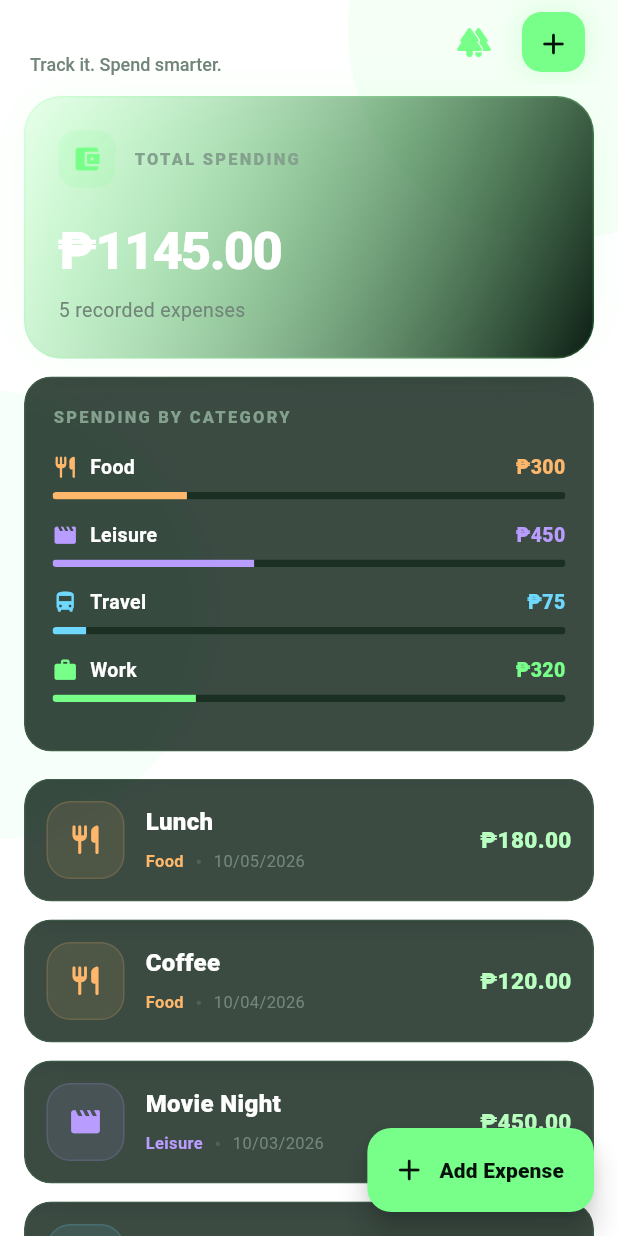
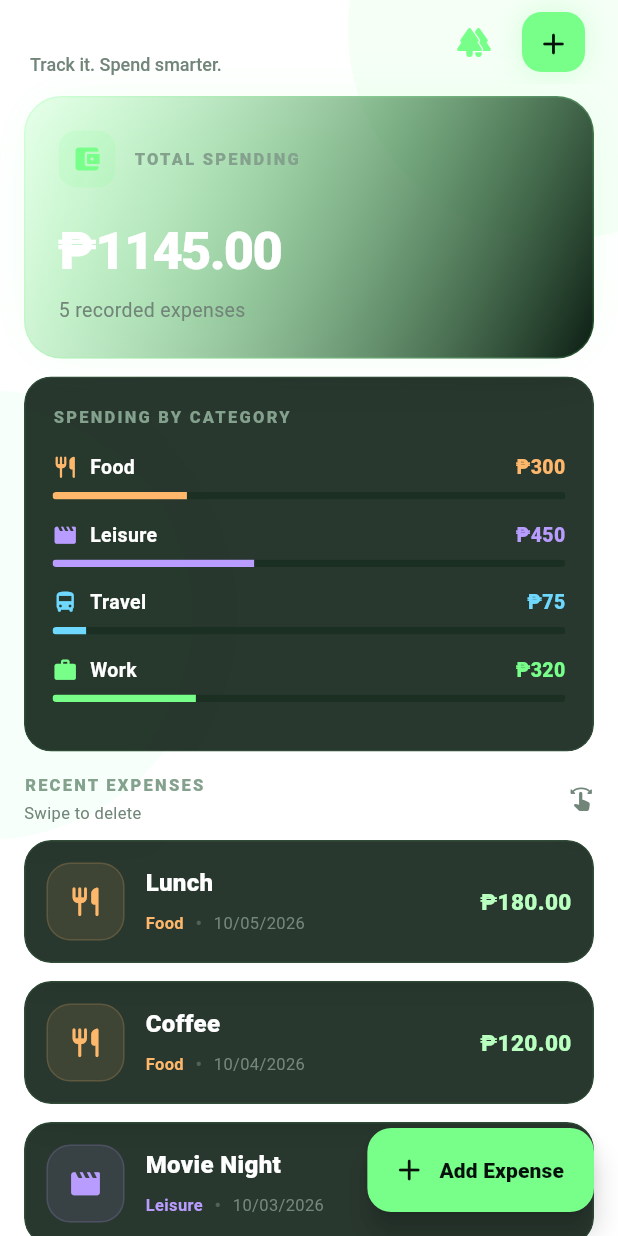
Before and after one commit to ryaaanzi/CSIT284-Acebedo, a Flutter app: the screen it shows after launch, on a phone screen of 412 x 824 dp. Run offline on Flutter 3.47's test engine with Material 3 defaults, Android fonts, the light colour scheme and no system bars.

Commit message:
Enchange screen usability

```diff
--- a/lib/screens/expense_tracker_screen.dart
+++ b/lib/screens/expense_tracker_screen.dart
@@ -83,7 +83,9 @@ class _ExpenseTrackerScreenState extends State<ExpenseTrackerScreen> {
     showModalBottomSheet(
       context: context,
       isScrollControlled: true,
-      backgroundColor: Colors.transparent,
+      backgroundColor: widget.forestMode
+    ? AppTheme.forestBackground
+    : AppTheme.background,
       builder: (context) {
         return const AddExpenseSheet();
       },
@@ -186,8 +188,7 @@ class _ExpenseTrackerScreenState extends State<ExpenseTrackerScreen> {
                         borderRadius: BorderRadius.circular(13),
                         boxShadow: [
                           BoxShadow(
-                            color:
-                                AppTheme.primary.withValues(alpha: 0.25),
+                            color: AppTheme.primary.withValues(alpha: 0.25),
                             blurRadius: 16,
                             spreadRadius: 1,
                           ),
@@ -231,49 +232,35 @@ class _ExpenseTrackerScreenState extends State<ExpenseTrackerScreen> {
                         ),
                         Expanded(
                           flex: 3,
-                          child: dummyExpenses.isEmpty
-                              ? _buildEmptyState()
-                              : ListView.builder(
-                                  padding: EdgeInsets.only(
-                                    bottom: isLandscape ? 90 : 110,
-                                  ),
-                                  itemCount: dummyExpenses.length,
-                                  itemBuilder: (context, index) {
-                                    final expense =
-                                        dummyExpenses[index];
+                          child: Column(
+                            crossAxisAlignment: CrossAxisAlignment.start,
+                            children: [
+                              _buildSectionHeader(
+                                'RECENT EXPENSES',
+                                'Swipe an expense to delete it.',
+                              ),
+                              const SizedBox(height: 10),
+                              Expanded(
+                                child: dummyExpenses.isEmpty
+                                    ? _buildEmptyState()
+                                    : ListView.builder(
+                                        padding: EdgeInsets.only(
+                                          bottom: isLandscape ? 90 : 110,
+                                        ),
+                                        itemCount: dummyExpenses.length,
+                                        itemBuilder: (context, index) {
+                                          final expense =
+                                              dummyExpenses[index];
 
-                                    return TweenAnimationBuilder<double>(
-                                      duration: Duration(
-                                        milliseconds: 300 + (index * 60),
+                                          return _buildAnimatedExpenseItem(
+                                            expense,
+                                            index,
+                                          );
+                                        },
                                       ),
-                                      tween: Tween(begin: 0, end: 1),
-                                      curve: Curves.easeOutCubic,
-                                      builder: (
-                                        context,
-                                        value,
-                                        child,
-                                      ) {
-                                        return Opacity(
-                                          opacity: value,
-                                          child: Transform.translate(
-                                            offset: Offset(
-                                              0,
-                                              18 * (1 - value),
-                                            ),
-                                            child: child,
-                                          ),
-                                        );
-                                      },
-                                      child: Padding(
-                                        padding: const EdgeInsets.only(
-                                          bottom: 12,
-                                        ),
-                                        child:
-                                            _buildExpenseItem(expense),
-                                      ),
-                                    );
-                                  },
-                                ),
+                              ),
+                            ],
+                          ),
                         ),
                       ],
                     ),
@@ -285,7 +272,7 @@ class _ExpenseTrackerScreenState extends State<ExpenseTrackerScreen> {
                           16,
                           8,
                           16,
-                          18,
+                          14,
                         ),
                         child: Column(
                           children: [
@@ -293,6 +280,18 @@ class _ExpenseTrackerScreenState extends State<ExpenseTrackerScreen> {
                             const SizedBox(height: 12),
                             _buildCategoryOverview(),
                           ],
+                        ),
+                      ),
+                      Padding(
+                        padding: const EdgeInsets.fromLTRB(
+                          16,
+                          0,
+                          16,
+                          10,
+                        ),
+                        child: _buildSectionHeader(
+                          'RECENT EXPENSES',
+                          'Swipe to delete',
                         ),
                       ),
                       Expanded(
@@ -307,38 +306,11 @@ class _ExpenseTrackerScreenState extends State<ExpenseTrackerScreen> {
                                 ),
                                 itemCount: dummyExpenses.length,
                                 itemBuilder: (context, index) {
-                                  final expense =
-                                      dummyExpenses[index];
+                                  final expense = dummyExpenses[index];
 
-                                  return TweenAnimationBuilder<double>(
-                                    duration: Duration(
-                                      milliseconds: 300 + (index * 60),
-                                    ),
-                                    tween: Tween(begin: 0, end: 1),
-                                    curve: Curves.easeOutCubic,
-                                    builder: (
-                                      context,
-                                      value,
-                                      child,
-                                    ) {
-                                      return Opacity(
-                                        opacity: value,
-                                        child: Transform.translate(
-                                          offset: Offset(
-                                            0,
-                                            18 * (1 - value),
-                                          ),
-                                          child: child,
-                                        ),
-                                      );
-                                    },
-                                    child: Padding(
-                                      padding: const EdgeInsets.only(
-                                        bottom: 12,
-                                      ),
-                                      child:
-                                          _buildExpenseItem(expense),
-                                    ),
+                                  return _buildAnimatedExpenseItem(
+                                    expense,
+                                    index,
                                   );
                                 },
                               ),
@@ -361,6 +333,74 @@ class _ExpenseTrackerScreenState extends State<ExpenseTrackerScreen> {
           ),
         ),
       ],
+    );
+  }
+
+  Widget _buildSectionHeader(String title, String subtitle) {
+    return Row(
+      children: [
+        Expanded(
+          child: Column(
+            crossAxisAlignment: CrossAxisAlignment.start,
+            children: [
+              Text(
+                title,
+                style: const TextStyle(
+                  color: AppTheme.mutedGreen,
+                  fontSize: 11,
+                  fontWeight: FontWeight.w800,
+                  letterSpacing: 1.5,
+                ),
+              ),
+              const SizedBox(height: 3),
+              Text(
+                subtitle,
+                style: const TextStyle(
+                  color: AppTheme.subtleText,
+                  fontSize: 11,
+                ),
+              ),
+            ],
+          ),
+        ),
+        const Icon(
+          Icons.swipe_rounded,
+          color: AppTheme.subtleText,
+          size: 17,
+        ),
+      ],
+    );
+  }
+
+  Widget _buildAnimatedExpenseItem(Expense expense, int index) {
+    return TweenAnimationBuilder<double>(
+      duration: Duration(
+        milliseconds: 300 + (index * 60),
+      ),
+      tween: Tween(begin: 0, end: 1),
+      curve: Curves.easeOutCubic,
+      builder: (
+        context,
+        value,
+        child,
+      ) {
+        return Opacity(
+          opacity: value,
+          child: Transform.translate(
+            offset: Offset(
+              0,
+              18 * (1 - value),
+            ),
+            child: child,
+          ),
+        );
+      },
+      child: Padding(
+        padding: const EdgeInsets.only(
+          bottom: 12,
+        ),
+        child: _buildExpenseItem(expense),
+      ),
     );
   }
 
--- a/lib/widgets/glass_card.dart
+++ b/lib/widgets/glass_card.dart
@@ -2,7 +2,7 @@ import 'dart:ui';
 
 import 'package:flutter/material.dart';
 
-import '../theme/app_theme.dart';
+
 
 class GlassCard extends StatelessWidget {
   const GlassCard({
@@ -14,6 +14,8 @@ class GlassCard extends StatelessWidget {
 
   @override
   Widget build(BuildContext context) {
+    final colors = Theme.of(context).colorScheme;
+
     return ClipRRect(
       borderRadius: BorderRadius.circular(18),
       child: BackdropFilter(
@@ -23,10 +25,10 @@ class GlassCard extends StatelessWidget {
         ),
         child: Container(
           decoration: BoxDecoration(
-            color: AppTheme.card.withValues(alpha: 0.82),
+            color: colors.surface.withValues(alpha: 0.88),
             borderRadius: BorderRadius.circular(18),
             border: Border.all(
-              color: AppTheme.primary.withValues(alpha: 0.10),
+              color: colors.primary.withValues(alpha: 0.10),
             ),
           ),
           child: child,
```
